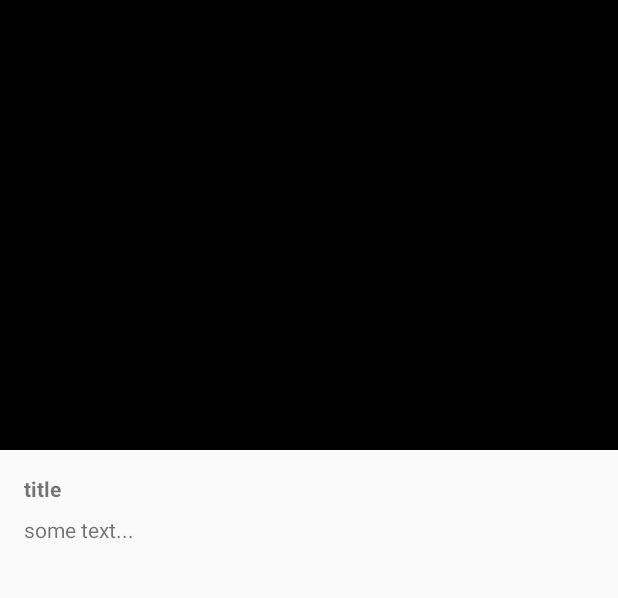
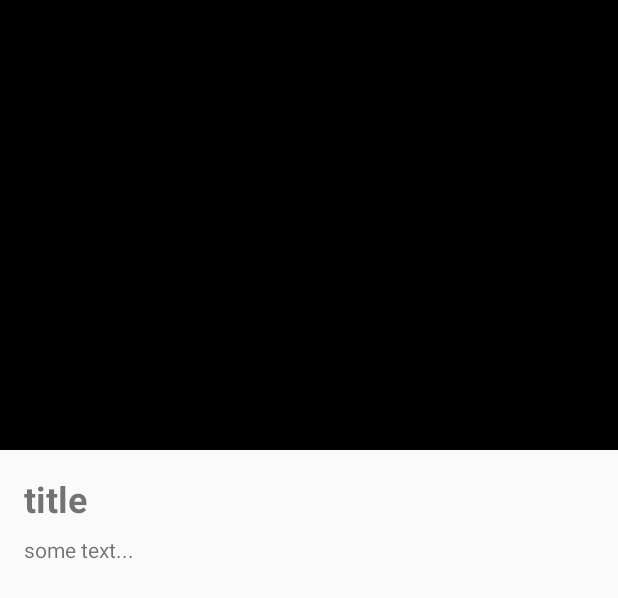
Before and after one commit to AliAsadi/Android-Clean-Architecture, an Android app: the layout activity_details.xml on its own in the app's theme, with its tools: preview values and no code run, on a phone screen of 412 x 824 dp. Shown: the top 598 px of the screen. Run offline under Robolectric (Android 15) with nearby library versions, the phone set to English and light mode, and no system bars.

Commit message:
update title size

```diff
--- a/app/src/main/res/layout/activity_details.xml
+++ b/app/src/main/res/layout/activity_details.xml
@@ -18,11 +18,14 @@
 
     <TextView
         android:id="@+id/movieTitle"
-        android:layout_width="wrap_content"
-        android:textStyle="bold"
+        android:layout_width="0dp"
         android:layout_height="wrap_content"
         android:layout_marginStart="16dp"
         android:layout_marginTop="16dp"
+        android:layout_marginEnd="16dp"
+        android:textStyle="bold"
+        android:textSize="24sp"
+        app:layout_constraintEnd_toEndOf="parent"
         app:layout_constraintStart_toStartOf="parent"
         app:layout_constraintTop_toBottomOf="@+id/image"
         tools:text="title" />
```
